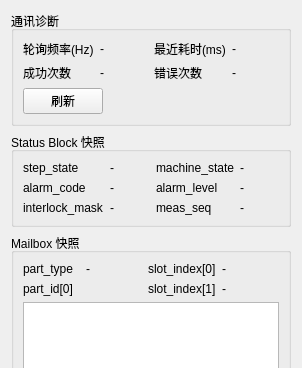
xiaoan537/hmi_measure_mysql, file apps/hmi_qt/diagnostics_widget.ui: the form before one commit; both pictures show x 0 to 302 and y 0 to 368 of the 302 by 767 pixel window.
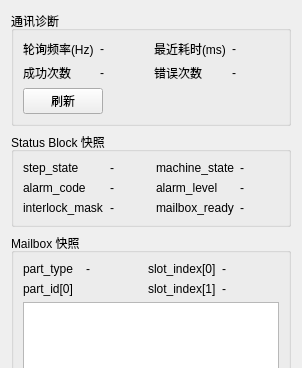
The form after the commit.

The edit to the form file:
```diff
--- a/apps/hmi_qt/diagnostics_widget.ui
+++ b/apps/hmi_qt/diagnostics_widget.ui
@@ -42,8 +42,8 @@
 
       <item row="2" column="0"><widget class="QLabel" name="label_9"><property name="text"><string>interlock_mask</string></property></widget></item>
       <item row="2" column="1"><widget class="QLabel" name="lbInterlock"><property name="text"><string>-</string></property></widget></item>
-      <item row="2" column="2"><widget class="QLabel" name="label_10"><property name="text"><string>meas_seq</string></property></widget></item>
-      <item row="2" column="3"><widget class="QLabel" name="lbMeasSeq"><property name="text"><string>-</string></property></widget></item>
+      <item row="2" column="2"><widget class="QLabel" name="label_10"><property name="text"><string>mailbox_ready</string></property></widget></item>
+      <item row="2" column="3"><widget class="QLabel" name="lbMailboxReady"><property name="text"><string>-</string></property></widget></item>
      </layout>
     </widget>
    </item>
```
